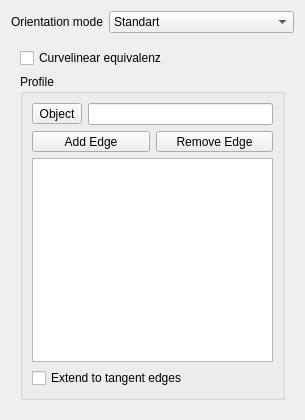
berndhahnebach/All_FreeCAD, file src/Mod/PartDesign/Gui/TaskPipeOrientation.ui: the form before one commit.
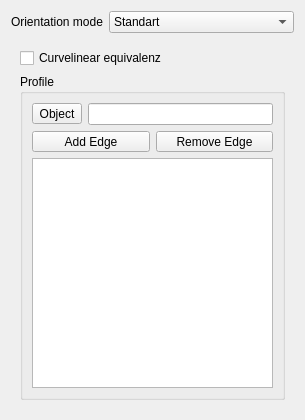
The form after the commit. The open tabs and pages were chosen to show the change.

Patch:
```diff
--- a/src/Mod/PartDesign/Gui/TaskPipeOrientation.ui
+++ b/src/Mod/PartDesign/Gui/TaskPipeOrientation.ui
@@ -145,13 +145,6 @@
           <item>
            <widget class="QListWidget" name="listWidgetReferences"/>
           </item>
-          <item>
-           <widget class="QCheckBox" name="tangent">
-            <property name="text">
-             <string>Extend to tangent edges</string>
-            </property>
-           </widget>
-          </item>
          </layout>
         </widget>
        </item>
```
